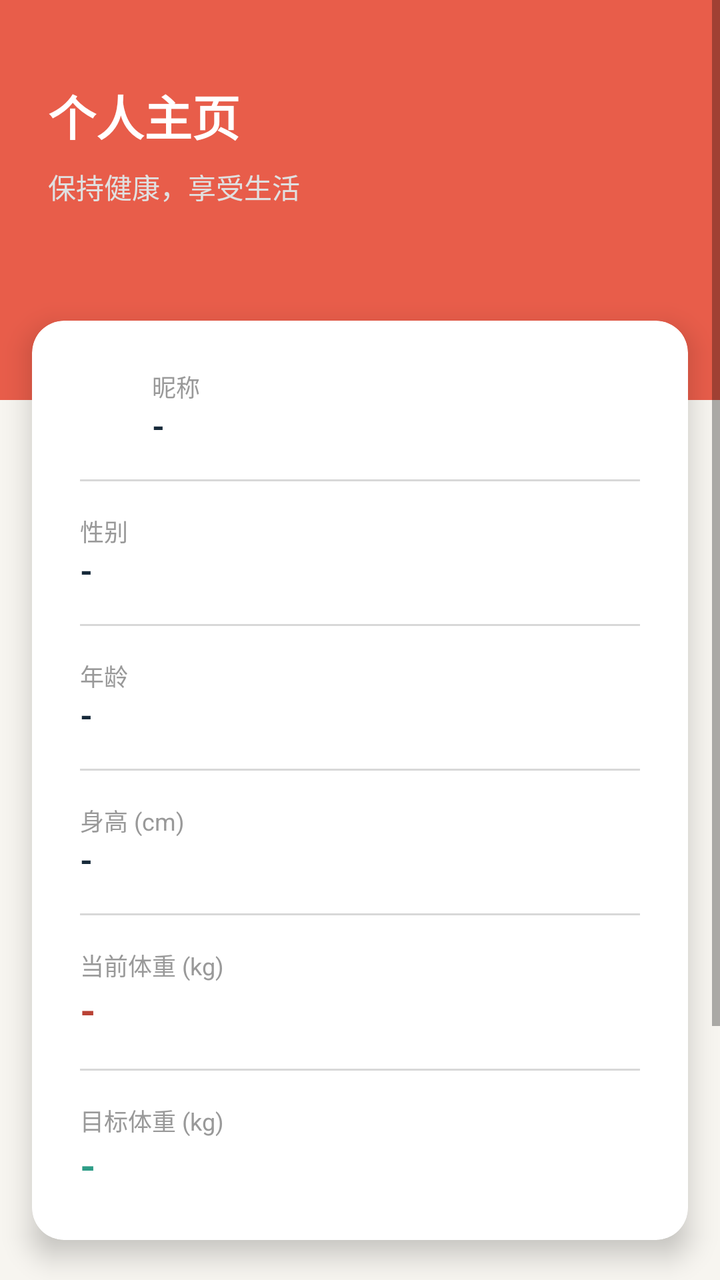
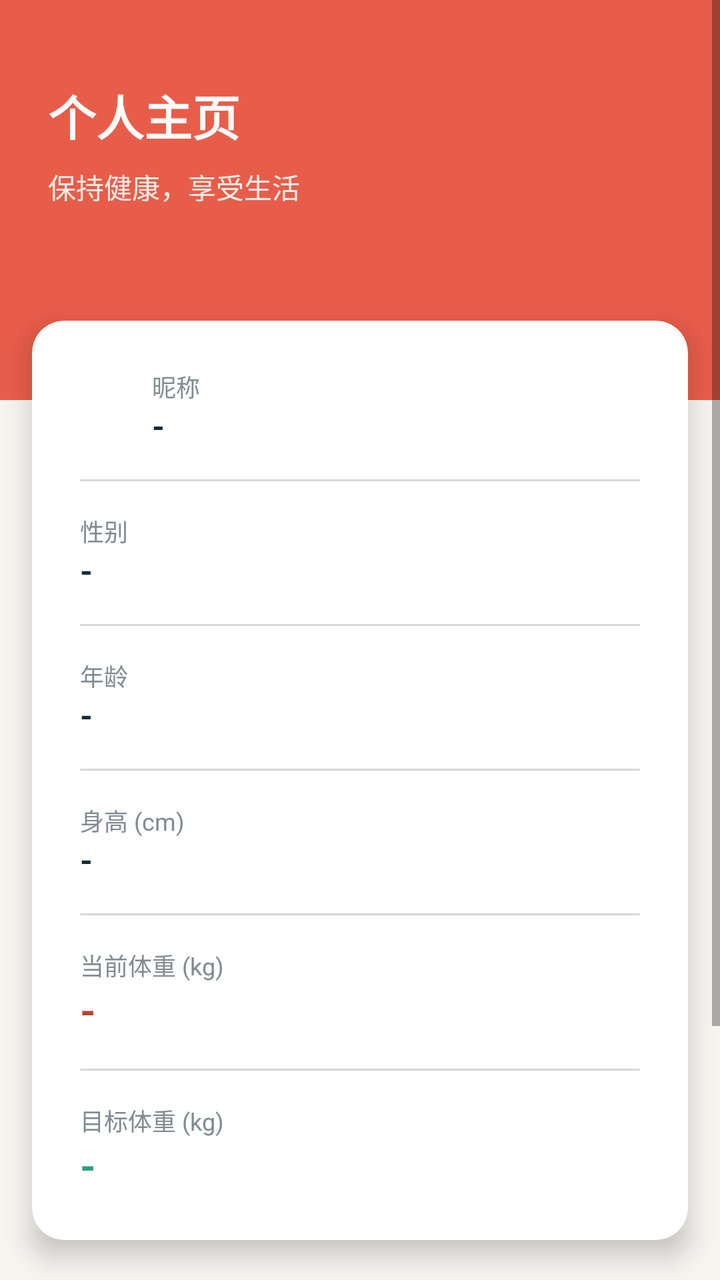

Before-and-after screenshots of an Android layout around one commit, followed by the original layout XML and the change that was made.
<!-- AndroidManifest.xml: activity theme Theme.WeightLossBetting -->
<!-- res/layout/activity_profile.xml -->
<?xml version="1.0" encoding="utf-8"?>
<ScrollView xmlns:android="http://schemas.android.com/apk/res/android"
    xmlns:app="http://schemas.android.com/apk/res-auto"
    android:layout_width="match_parent"
    android:layout_height="match_parent"
    android:fillViewport="true"
    android:background="@color/xui_config_color_background">

    <LinearLayout
        android:layout_width="match_parent"
        android:layout_height="wrap_content"
        android:orientation="vertical">

        
        <RelativeLayout
            android:layout_width="match_parent"
            android:layout_height="200dp"
            android:background="@color/brand_primary"
            android:padding="24dp">

            <TextView
                android:id="@+id/tvHeaderTitle"
                android:layout_width="wrap_content"
                android:layout_height="wrap_content"
                android:text="个人主页"
                android:textSize="24sp"
                android:textStyle="bold"
                android:textColor="@color/white"
                android:layout_marginTop="16dp" />

            <TextView
                android:id="@+id/tvHeaderSubtitle"
                android:layout_width="wrap_content"
                android:layout_height="wrap_content"
                android:text="保持健康，享受生活"
                android:textSize="14sp"
                android:textColor="#E0E0E0"
                android:layout_below="@id/tvHeaderTitle"
                android:layout_marginTop="8dp" />
        </RelativeLayout>

        
        <androidx.cardview.widget.CardView
            android:layout_width="match_parent"
            android:layout_height="wrap_content"
            android:layout_marginStart="16dp"
            android:layout_marginEnd="16dp"
            android:layout_marginTop="-40dp"
            app:cardCornerRadius="16dp"
            app:cardElevation="8dp">

            <LinearLayout
                android:layout_width="match_parent"
                android:layout_height="wrap_content"
                android:orientation="vertical"
                android:padding="8dp">

                
                <LinearLayout
                    android:layout_width="match_parent"
                    android:layout_height="wrap_content"
                    android:orientation="horizontal"
                    android:padding="16dp"
                    android:gravity="center_vertical">
                    <ImageView
                        android:layout_width="24dp"
                        android:layout_height="24dp"
                        android:src="@drawable/ic_launcher_foreground"
                        android:contentDescription="昵称"
                        android:layout_marginEnd="12dp" />
                    <LinearLayout
                        android:layout_width="0dp"
                        android:layout_height="wrap_content"
                        android:layout_weight="1"
                        android:orientation="vertical">
                        <TextView
                            android:layout_width="wrap_content"
                            android:layout_height="wrap_content"
                            android:text="昵称"
                            android:textSize="12sp"
                            android:textColor="#999999" />
                        <TextView
                            android:id="@+id/tvNickname"
                            android:layout_width="wrap_content"
                            android:layout_height="wrap_content"
                            android:text="-"
                            android:textSize="16sp"
                            android:textStyle="bold"
                            android:textColor="@color/xui_config_color_text_title" />
                    </LinearLayout>
                </LinearLayout>

                <View android:layout_width="match_parent" android:layout_height="1dp" android:background="@color/xui_config_color_divider" android:layout_marginStart="16dp" android:layout_marginEnd="16dp" />

                
                <LinearLayout
                    android:layout_width="match_parent"
                    android:layout_height="wrap_content"
                    android:orientation="horizontal"
                    android:padding="16dp"
                    android:gravity="center_vertical">
                    <LinearLayout
                        android:layout_width="0dp"
                        android:layout_height="wrap_content"
                        android:layout_weight="1"
                        android:orientation="vertical">
                        <TextView
                            android:layout_width="wrap_content"
                            android:layout_height="wrap_content"
                            android:text="性别"
                            android:textSize="12sp"
                            android:textColor="#999999" />
                        <TextView
                            android:id="@+id/tvGender"
                            android:layout_width="wrap_content"
                            android:layout_height="wrap_content"
                            android:text="-"
                            android:textSize="16sp"
                            android:textStyle="bold"
                            android:textColor="@color/xui_config_color_text_title" />
                    </LinearLayout>
                </LinearLayout>

                <View android:layout_width="match_parent" android:layout_height="1dp" android:background="@color/xui_config_color_divider" android:layout_marginStart="16dp" android:layout_marginEnd="16dp" />

                
                <LinearLayout
                    android:layout_width="match_parent"
                    android:layout_height="wrap_content"
                    android:orientation="horizontal"
                    android:padding="16dp"
                    android:gravity="center_vertical">
                    <LinearLayout
                        android:layout_width="0dp"
                        android:layout_height="wrap_content"
                        android:layout_weight="1"
                        android:orientation="vertical">
                        <TextView
                            android:layout_width="wrap_content"
                            android:layout_height="wrap_content"
                            android:text="年龄"
                            android:textSize="12sp"
                            android:textColor="#999999" />
                        <TextView
                            android:id="@+id/tvAge"
                            android:layout_width="wrap_content"
                            android:layout_height="wrap_content"
                            android:text="-"
                            android:textSize="16sp"
                            android:textStyle="bold"
                            android:textColor="@color/xui_config_color_text_title" />
                    </LinearLayout>
                </LinearLayout>

                <View android:layout_width="match_parent" android:layout_height="1dp" android:background="@color/xui_config_color_divider" android:layout_marginStart="16dp" android:layout_marginEnd="16dp" />

                
                <LinearLayout
                    android:layout_width="match_parent"
                    android:layout_height="wrap_content"
                    android:orientation="horizontal"
                    android:padding="16dp"
                    android:gravity="center_vertical">
                    <LinearLayout
                        android:layout_width="0dp"
                        android:layout_height="wrap_content"
                        android:layout_weight="1"
                        android:orientation="vertical">
                        <TextView
                            android:layout_width="wrap_content"
                            android:layout_height="wrap_content"
                            android:text="身高 (cm)"
                            android:textSize="12sp"
                            android:textColor="#999999" />
                        <TextView
                            android:id="@+id/tvHeight"
                            android:layout_width="wrap_content"
                            android:layout_height="wrap_content"
                            android:text="-"
                            android:textSize="16sp"
                            android:textStyle="bold"
                            android:textColor="@color/xui_config_color_text_title" />
                    </LinearLayout>
                </LinearLayout>

                <View android:layout_width="match_parent" android:layout_height="1dp" android:background="@color/xui_config_color_divider" android:layout_marginStart="16dp" android:layout_marginEnd="16dp" />

                
                <LinearLayout
                    android:layout_width="match_parent"
                    android:layout_height="wrap_content"
                    android:orientation="horizontal"
                    android:padding="16dp"
                    android:gravity="center_vertical">
                    <LinearLayout
                        android:layout_width="0dp"
                        android:layout_height="wrap_content"
                        android:layout_weight="1"
                        android:orientation="vertical">
                        <TextView
                            android:layout_width="wrap_content"
                            android:layout_height="wrap_content"
                            android:text="当前体重 (kg)"
                            android:textSize="12sp"
                            android:textColor="#999999" />
                        <TextView
                            android:id="@+id/tvCurrentWeight"
                            android:layout_width="wrap_content"
                            android:layout_height="wrap_content"
                            android:text="-"
                            android:textSize="20sp"
                            android:textStyle="bold"
                            android:textColor="@color/brand_primary_dark" />
                    </LinearLayout>
                </LinearLayout>

                <View android:layout_width="match_parent" android:layout_height="1dp" android:background="@color/xui_config_color_divider" android:layout_marginStart="16dp" android:layout_marginEnd="16dp" />

                
                <LinearLayout
                    android:layout_width="match_parent"
                    android:layout_height="wrap_content"
                    android:orientation="horizontal"
                    android:padding="16dp"
                    android:gravity="center_vertical">
                    <LinearLayout
                        android:layout_width="0dp"
                        android:layout_height="wrap_content"
                        android:layout_weight="1"
                        android:orientation="vertical">
                        <TextView
                            android:layout_width="wrap_content"
                            android:layout_height="wrap_content"
                            android:text="目标体重 (kg)"
                            android:textSize="12sp"
                            android:textColor="#999999" />
                        <TextView
                            android:id="@+id/tvTargetWeight"
                            android:layout_width="wrap_content"
                            android:layout_height="wrap_content"
                            android:text="-"
                            android:textSize="20sp"
                            android:textStyle="bold"
                            android:textColor="@color/brand_accent" />
                    </LinearLayout>
                </LinearLayout>

            </LinearLayout>

        </androidx.cardview.widget.CardView>

        
        <LinearLayout
            android:layout_width="match_parent"
            android:layout_height="wrap_content"
            android:orientation="vertical"
            android:padding="24dp">

            <com.google.android.material.button.MaterialButton
                android:id="@+id/btnEdit"
                android:layout_width="match_parent"
                android:layout_height="wrap_content"
                android:text="编辑信息"
                android:textSize="16sp"
                app:cornerRadius="12dp"
                android:paddingTop="12dp"
                android:paddingBottom="12dp"
                android:backgroundTint="@color/brand_primary" />

            <com.google.android.material.button.MaterialButton
                android:id="@+id/btnLogout"
                android:layout_width="match_parent"
                android:layout_height="wrap_content"
                android:text="退出登录"
                android:textSize="16sp"
                android:layout_marginTop="12dp"
                app:cornerRadius="12dp"
                android:paddingTop="12dp"
                android:paddingBottom="12dp"
                style="@style/Widget.MaterialComponents.Button.OutlinedButton"
                android:textColor="@color/xui_config_color_error"
                app:strokeColor="@color/xui_config_color_error" />

            
            <ProgressBar
                android:id="@+id/progressBar"
                android:layout_width="wrap_content"
                android:layout_height="wrap_content"
                android:layout_gravity="center"
                android:layout_marginTop="16dp"
                android:visibility="gone" />

        </LinearLayout>

    </LinearLayout>

</ScrollView>
<!-- resources referenced by this layout -->
<resources>
  <color name="brand_accent">#FF2E9D87</color>
  <color name="brand_primary">#FFE85D4A</color>
  <color name="brand_primary_dark">#FFB94235</color>
  <color name="white">#FFFFFFFF</color>
  <color name="xui_config_color_background">#FFF7F5F0</color>
  <color name="xui_config_color_divider">#D8D8D8</color>
  <color name="xui_config_color_error">#F44336</color>
  <color name="xui_config_color_text_title">#FF172A3A</color>
  <!-- drawable ic_launcher_foreground (drawable) -->
  <vector xmlns:android="http://schemas.android.com/apk/res/android"
      android:width="108dp"
      android:height="108dp"
      android:viewportWidth="108"
      android:viewportHeight="108">
      <path
          android:fillColor="#FFFFFF"
          android:pathData="M54,36c-9.9,0 -18,8.1 -18,18s8.1,18 18,18s18,-8.1 18,-18S63.9,36 54,36z"/>
  </vector>
  <style name="Theme.WeightLossBetting" parent="Theme.MaterialComponents.Light.NoActionBar">
          <item name="colorPrimary">@color/brand_primary</item>
          <item name="colorPrimaryDark">@color/brand_primary_dark</item>
          <item name="colorAccent">@color/brand_accent</item>
          <item name="android:statusBarColor">@color/brand_primary_dark</item>
          <item name="android:navigationBarColor">@color/brand_background</item>
          <item name="android:windowLightStatusBar">false</item>
          <item name="android:windowLightNavigationBar">true</item>
          
          
          <item name="XUIThemeStyle">@style/XUITheme.Phone</item>
      </style>
  <color name="brand_background">#FFF7F5F0</color>
</resources>

<!-- the commit's change to res/layout/activity_profile.xml (unified diff, before → after) -->
@@ -34,7 +34,7 @@
                 android:layout_height="wrap_content"
                 android:text="保持健康，享受生活"
                 android:textSize="14sp"
-                android:textColor="#E0E0E0"
+                android:textColor="@color/brand_surface_alt"
                 android:layout_below="@id/tvHeaderTitle"
                 android:layout_marginTop="8dp" />
         </RelativeLayout>
@@ -78,7 +78,7 @@
                             android:layout_height="wrap_content"
                             android:text="昵称"
                             android:textSize="12sp"
-                            android:textColor="#999999" />
+                            android:textColor="@color/brand_text_tertiary" />
                         <TextView
                             android:id="@+id/tvNickname"
                             android:layout_width="wrap_content"
@@ -109,7 +109,7 @@
                             android:layout_height="wrap_content"
                             android:text="性别"
                             android:textSize="12sp"
-                            android:textColor="#999999" />
+                            android:textColor="@color/brand_text_tertiary" />
                         <TextView
                             android:id="@+id/tvGender"
                             android:layout_width="wrap_content"
@@ -140,7 +140,7 @@
                             android:layout_height="wrap_content"
                             android:text="年龄"
                             android:textSize="12sp"
-                            android:textColor="#999999" />
+                            android:textColor="@color/brand_text_tertiary" />
                         <TextView
                             android:id="@+id/tvAge"
                             android:layout_width="wrap_content"
@@ -171,7 +171,7 @@
                             android:layout_height="wrap_content"
                             android:text="身高 (cm)"
                             android:textSize="12sp"
-                            android:textColor="#999999" />
+                            android:textColor="@color/brand_text_tertiary" />
                         <TextView
                             android:id="@+id/tvHeight"
                             android:layout_width="wrap_content"
@@ -202,7 +202,7 @@
                             android:layout_height="wrap_content"
                             android:text="当前体重 (kg)"
                             android:textSize="12sp"
-                            android:textColor="#999999" />
+                            android:textColor="@color/brand_text_tertiary" />
                         <TextView
                             android:id="@+id/tvCurrentWeight"
                             android:layout_width="wrap_content"
@@ -233,7 +233,7 @@
                             android:layout_height="wrap_content"
                             android:text="目标体重 (kg)"
                             android:textSize="12sp"
-                            android:textColor="#999999" />
+                            android:textColor="@color/brand_text_tertiary" />
                         <TextView
                             android:id="@+id/tvTargetWeight"
                             android:layout_width="wrap_content"
<!-- resource entries referenced after the edit -->
@@ -3,6 +3,8 @@
   <color name="brand_accent">#FF2E9D87</color>
   <color name="brand_primary">#FFE85D4A</color>
   <color name="brand_primary_dark">#FFB94235</color>
+  <color name="brand_surface_alt">#FFEFEDE7</color>
+  <color name="brand_text_tertiary">#FF808B90</color>
   <color name="white">#FFFFFFFF</color>
   <color name="xui_config_color_background">#FFF7F5F0</color>
   <color name="xui_config_color_divider">#D8D8D8</color>
